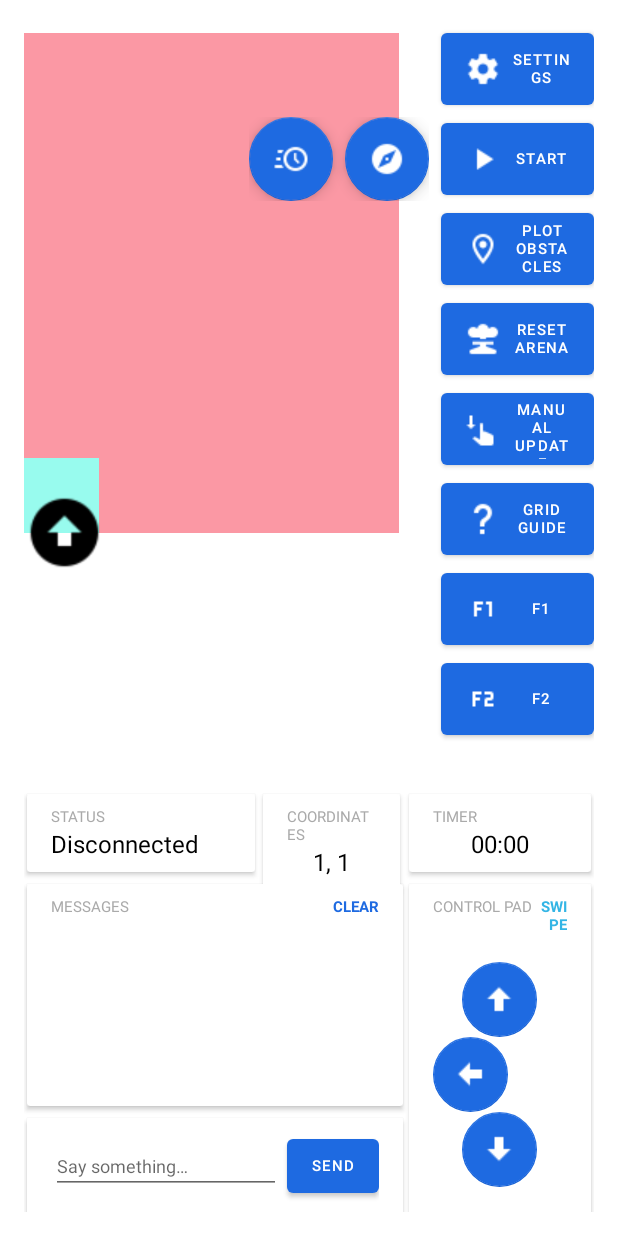
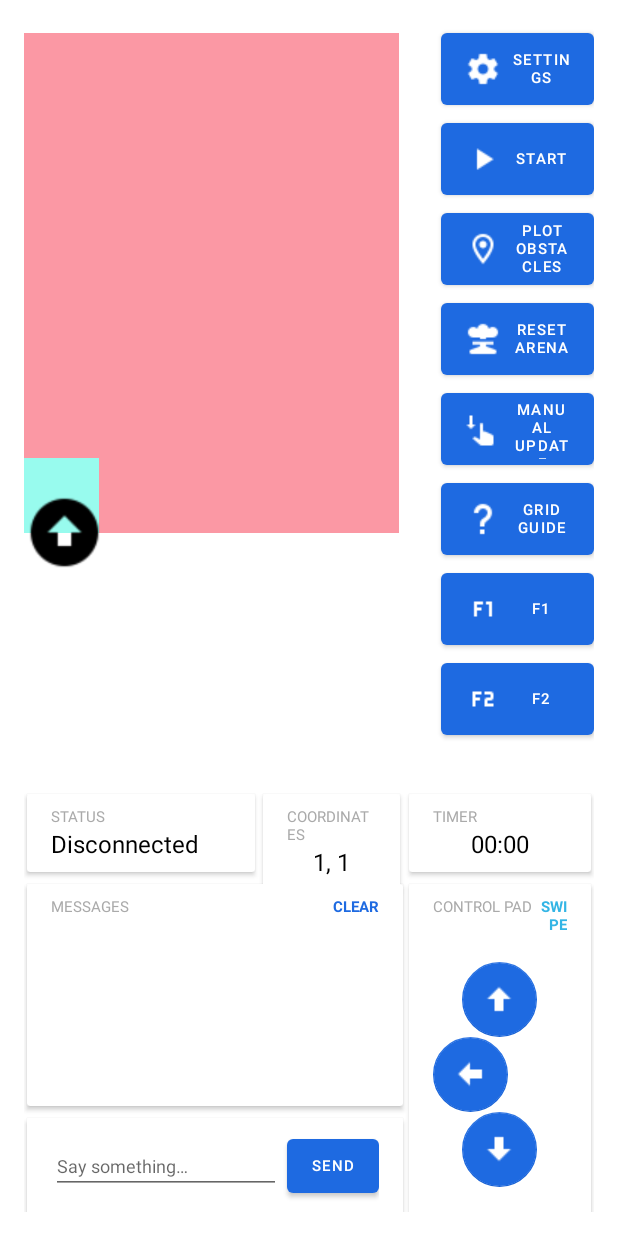
Before and after one commit to WJ-NTU-Projects/CZ3004-Multidisciplinary-Design-Project, an Android app: the screen it shows after launch (MainActivity), after a tap on "PLOT OBSTACLES", on a phone screen of 412 x 824 dp. Run offline under Robolectric (Android 15) with nearby library versions, the phone set to English and light mode, and no system bars; 2 other taps on this screen came first.

Commit message:
Fixed fab!

```diff
--- a/app/src/main/java/ntu/mdp/android/mdptestkotlin/main/MainActivity.kt
+++ b/app/src/main/java/ntu/mdp/android/mdptestkotlin/main/MainActivity.kt
@@ -381,11 +381,11 @@ class MainActivity : AppCompatActivity() {
             override fun onAnimationRepeat(p0: Animation?) {}
 
             override fun onAnimationStart(p0: Animation?) {
-                if (state) for (fab in fabArrayList) fab.visibility = View.GONE
+                if (state) for (fab in fabArrayList) fab.visibility = View.VISIBLE
             }
 
             override fun onAnimationEnd(p0: Animation?) {
-                if (!state) for (fab in fabArrayList) fab.visibility = View.VISIBLE
+                if (!state) for (fab in fabArrayList) fab.visibility = View.GONE
             }
         })
 
```
